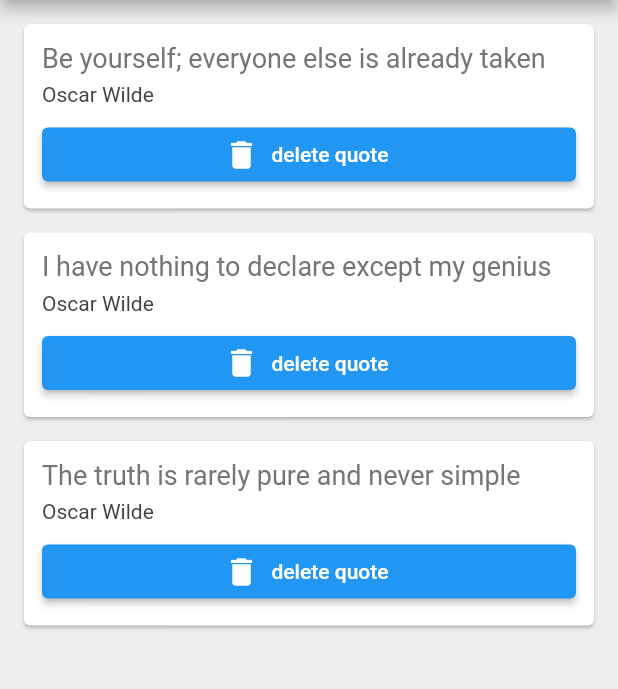
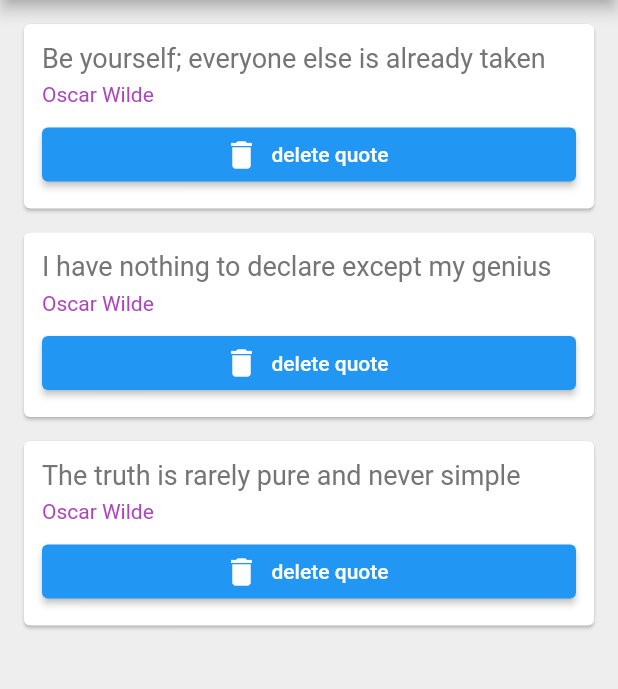
Before and after one commit to PeterE0A/Quotes, a Flutter app: the screen it shows after launch, on a phone screen of 412 x 824 dp, the part 84-773 px from its top. Run offline on Flutter 3.47's test engine with Material 2 defaults, Android fonts, the phone set to English and light mode, and no system bars.

Commit message:
changed color

```diff
--- a/lib/quote_card.dart
+++ b/lib/quote_card.dart
@@ -32,7 +32,7 @@ class QuoteCard extends StatelessWidget {
               quote.author,
               style: TextStyle(
                 fontSize: 14.0,
-                color: Colors.grey[800],
+                color: Colors.purple[400],
               ),
 
             ),
```
